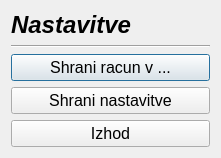
The window that settings.ui (MaxMaxy/racun) describes before a commit, drawn with Qt 5.
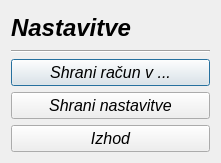
The same window after the commit.

```diff
--- a/settings.ui
+++ b/settings.ui
@@ -7,7 +7,7 @@
     <x>0</x>
     <y>0</y>
     <width>221</width>
-    <height>145</height>
+    <height>163</height>
    </rect>
   </property>
   <property name="windowTitle">
@@ -36,6 +36,11 @@
        </item>
        <item>
         <widget class="Line" name="line">
+         <property name="font">
+          <font>
+           <italic>true</italic>
+          </font>
+         </property>
          <property name="orientation">
           <enum>Qt::Horizontal</enum>
          </property>
@@ -51,10 +56,11 @@
           <font>
            <family>MS Sans Serif</family>
            <pointsize>12</pointsize>
+           <italic>true</italic>
           </font>
          </property>
          <property name="text">
-          <string>Shrani racun v ...</string>
+          <string>Shrani račun v ...</string>
          </property>
         </widget>
        </item>
@@ -64,6 +70,7 @@
           <font>
            <family>MS Sans Serif</family>
            <pointsize>12</pointsize>
+           <italic>true</italic>
           </font>
          </property>
          <property name="text">
@@ -77,6 +84,7 @@
           <font>
            <family>MS Sans Serif</family>
            <pointsize>12</pointsize>
+           <italic>true</italic>
           </font>
          </property>
          <property name="text">
```
